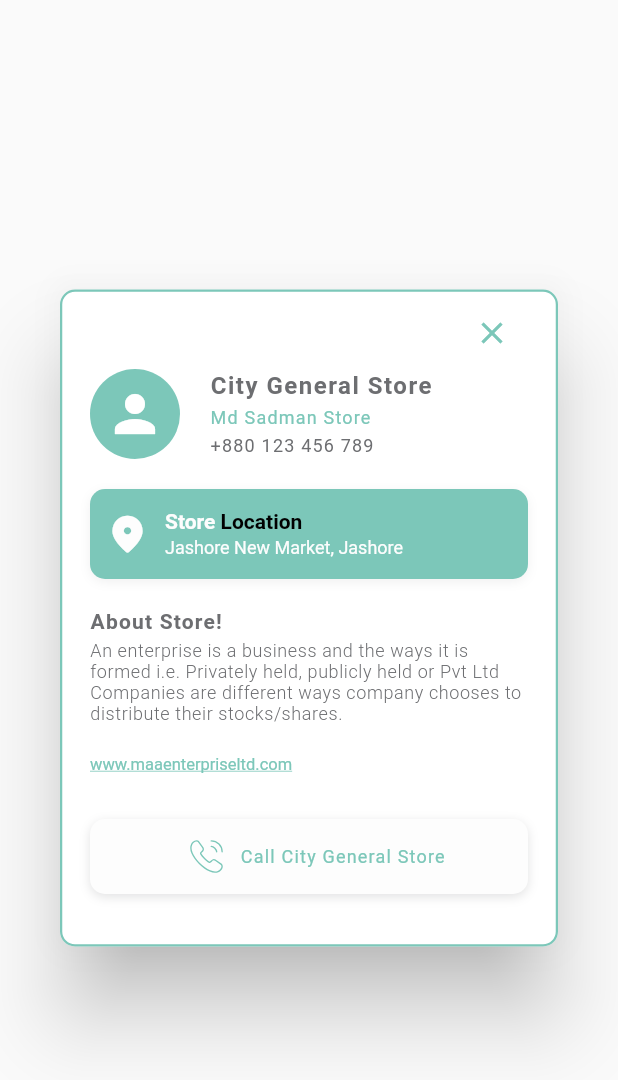
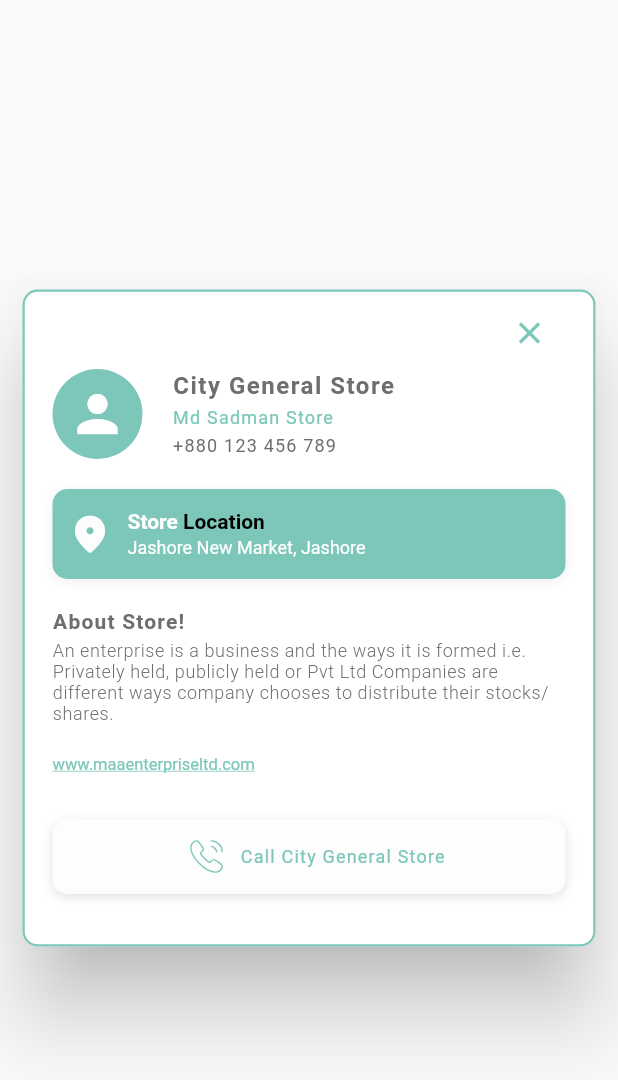
Before and after one commit to mdshadatrahman/customer_info_mobile_app, a Flutter app: the CustomPopupDialog widget shown alone on an empty page, opened directly, on a phone screen of 412 x 824 dp. Shown: the top 1080 px of the screen. Run offline on Flutter 3.47's test engine with Material 2 defaults, Android fonts, the phone set to English and light mode, and no system bars; our stand-ins replace country_code_picker, flutter_svg, get.

Commit message:
insetpadding dialogbox

```diff
--- a/lib/app/modules/contacts/components/popup_dialog.dart
+++ b/lib/app/modules/contacts/components/popup_dialog.dart
@@ -9,6 +9,7 @@ class CustomPopupDialog extends StatelessWidget {
   @override
   Widget build(BuildContext context) {
     return Dialog(
+      insetPadding: const EdgeInsets.symmetric(horizontal: 15),
       shape: RoundedRectangleBorder(
         borderRadius: BorderRadius.circular(10),
         side: const BorderSide(color: AppColors.primaryColor, width: 1.5),
```
